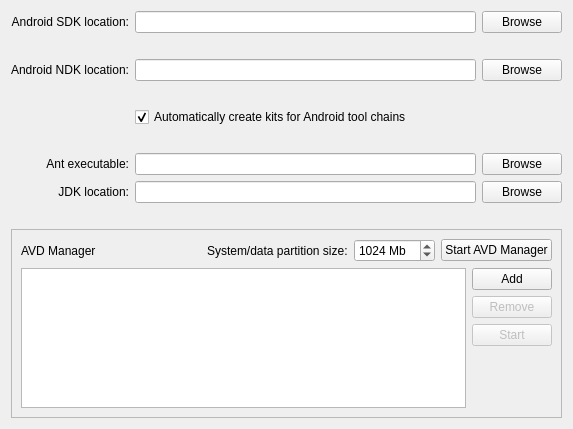
Old version of the form src/plugins/android/androidsettingswidget.ui in the repository qt-creator/qt-creator.
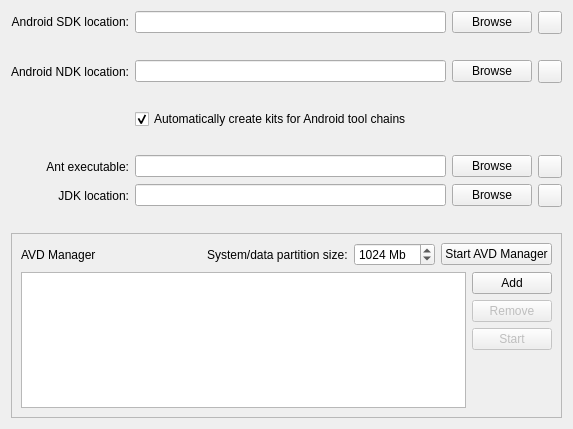
New version of the form. Icons and pictures are not drawn.

Commit message:
Android Settings: Download buttons for Android Toolkit parts
Show little toolButtons next to the path input fields for SDK,
NDK, Ant and OpenJDK. The latter two only for Windows. These
buttons open the system Web browser with the according download
page.

We hope this saves the user a bit of time understanding what to
download where when setting up an Android development environ-
ment.

The download icon was drawn by me.

What changed in the file:
```diff
--- a/src/plugins/android/androidsettingswidget.ui
+++ b/src/plugins/android/androidsettingswidget.ui
@@ -31,26 +31,27 @@
     </widget>
    </item>
    <item row="0" column="1">
-    <widget class="QLineEdit" name="SDKLocationLineEdit">
-     <property name="text">
-      <string/>
-     </property>
-    </widget>
+    <widget class="QLineEdit" name="SDKLocationLineEdit"/>
    </item>
    <item row="0" column="2">
     <widget class="QPushButton" name="SDKLocationPushButton">
-     <property name="sizePolicy">
-      <sizepolicy hsizetype="Fixed" vsizetype="Fixed">
-       <horstretch>0</horstretch>
-       <verstretch>0</verstretch>
-      </sizepolicy>
-     </property>
      <property name="text">
       <string>Browse</string>
      </property>
     </widget>
    </item>
-   <item row="1" column="1">
+   <item row="0" column="3">
+    <widget class="QToolButton" name="downloadSDKToolButton">
+     <property name="toolTip">
+      <string>Download Android SDK</string>
+     </property>
+     <property name="icon">
+      <iconset resource="android.qrc">
+       <normaloff>:/android/images/download.png</normaloff>:/android/images/download.png</iconset>
+     </property>
+    </widget>
+   </item>
+   <item row="1" column="1" colspan="3">
     <layout class="QHBoxLayout" name="horizontalLayout_4">
      <item>
       <widget class="QLabel" name="sdkWarningIconLabel">
@@ -112,7 +113,18 @@
      </property>
     </widget>
    </item>
-   <item row="3" column="1">
+   <item row="2" column="3">
+    <widget class="QToolButton" name="downloadNDKToolButton">
+     <property name="toolTip">
+      <string>Download Android NDK</string>
+     </property>
+     <property name="icon">
+      <iconset resource="android.qrc">
+       <normaloff>:/android/images/download.png</normaloff>:/android/images/download.png</iconset>
+     </property>
+    </widget>
+   </item>
+   <item row="3" column="1" colspan="3">
     <layout class="QHBoxLayout" name="horizontalLayout_3">
      <property name="spacing">
       <number>2</number>
@@ -148,7 +160,7 @@
      </item>
     </layout>
    </item>
-   <item row="4" column="1">
+   <item row="4" column="1" colspan="3">
     <widget class="QCheckBox" name="CreateKitCheckBox">
      <property name="sizePolicy">
       <sizepolicy hsizetype="Expanding" vsizetype="Fixed">
@@ -164,7 +176,7 @@
      </property>
     </widget>
    </item>
-   <item row="5" column="1">
+   <item row="5" column="1" colspan="3">
     <layout class="QHBoxLayout" name="horizontalLayout_2">
      <property name="spacing">
       <number>2</number>
@@ -229,6 +241,17 @@
      </property>
     </widget>
    </item>
+   <item row="6" column="3">
+    <widget class="QToolButton" name="downloadAntToolButton">
+     <property name="toolTip">
+      <string>Download Ant</string>
+     </property>
+     <property name="icon">
+      <iconset resource="android.qrc">
+       <normaloff>:/android/images/download.png</normaloff>:/android/images/download.png</iconset>
+     </property>
+    </widget>
+   </item>
    <item row="7" column="0">
     <widget class="QLabel" name="OpenJDKLocationLabel">
      <property name="sizePolicy">
@@ -255,7 +278,18 @@
      </property>
     </widget>
    </item>
-   <item row="8" column="1">
+   <item row="7" column="3">
+    <widget class="QToolButton" name="downloadOpenJDKToolButton">
+     <property name="toolTip">
+      <string>Download JDK</string>
+     </property>
+     <property name="icon">
+      <iconset resource="android.qrc">
+       <normaloff>:/android/images/download.png</normaloff>:/android/images/download.png</iconset>
+     </property>
+    </widget>
+   </item>
+   <item row="8" column="1" colspan="3">
     <layout class="QHBoxLayout" name="horizontalLayout_5">
      <item>
       <widget class="QLabel" name="jdkWarningIconLabel">
@@ -291,7 +325,7 @@
      </item>
     </layout>
    </item>
-   <item row="9" column="0" colspan="3">
+   <item row="9" column="0" colspan="4">
     <widget class="QFrame" name="AVDManagerFrame">
      <property name="frameShape">
       <enum>QFrame::StyledPanel</enum>
```
Left out of the diff: 30 changed lines with no effect on the pictures. The commit also changes 4 other files.
